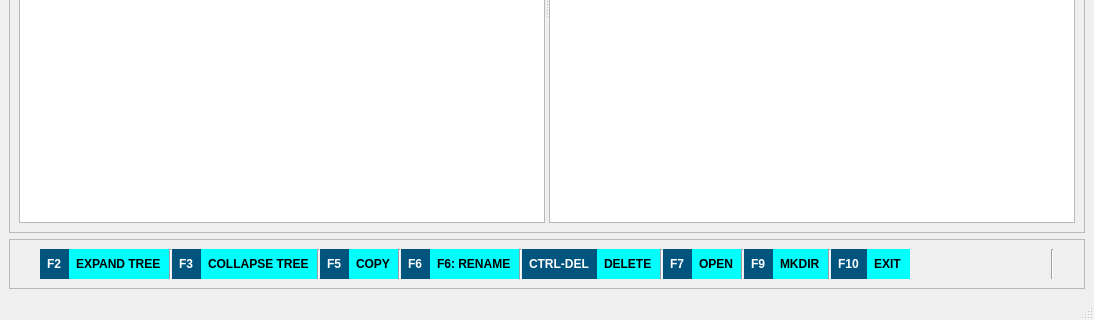
This is mainwindow.ui in vangeytedvg/DenkaCommander as Qt 5 draws it before an edit; both pictures show x 0 to 1094 and y 274 to 594 of the 1094 by 594 pixel window. The edited form follows.
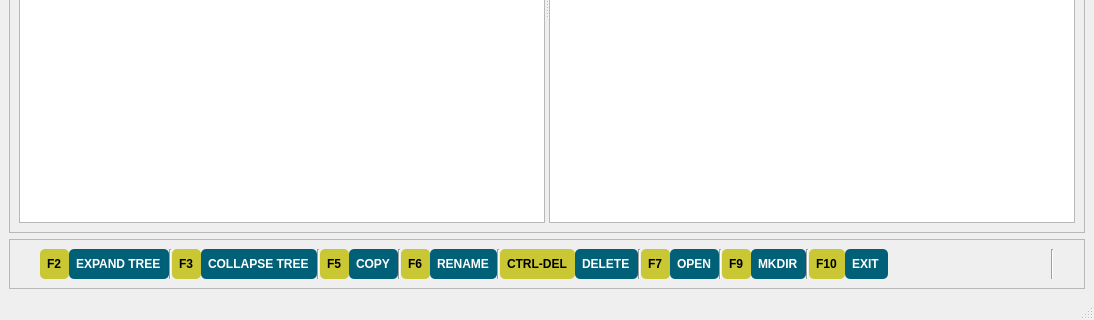
This is the edited form. Icons and pictures are not drawn.

Commit message: Changed F... button styles

```diff
--- a/mainwindow.ui
+++ b/mainwindow.ui
@@ -128,12 +128,13 @@
           </size>
          </property>
          <property name="styleSheet">
-          <string notr="true">color:rgb(255, 255, 255);
-background-color: rgb(0, 85, 127);
+          <string notr="true">color:rgb(0,0,0);
+background-color: #c9c734;
 font: bold;
 border: 0px solid #242322;
 spacing: 0px;
-padding: 4px;</string>
+padding: 4px;
+border-radius:  5px;</string>
          </property>
          <property name="text">
           <string>F2</string>
@@ -143,12 +144,13 @@
        <item>
         <widget class="QLabel" name="label_F2">
          <property name="styleSheet">
-          <string notr="true">color: rgb(0, 0, 0);
-background-color: rgb(0, 255, 255);
+          <string notr="true">color:rgb(255, 255, 255);
+background-color: rgb(0, 96, 120);
 font: bold;
 border: 0px solid #242322;
 spacing: 0px;
-padding: 4px;</string>
+padding: 4px;
+border-radius:  5px;</string>
          </property>
          <property name="text">
           <string>EXPAND TREE</string>
@@ -183,12 +185,13 @@
        <item>
         <widget class="QLabel" name="label_F2_3">
          <property name="styleSheet">
-          <string notr="true">color:rgb(255, 255, 255);
-background-color: rgb(0, 85, 127);
+          <string notr="true">color:rgb(0,0,0);
+background-color: #c9c734;
 font: bold;
 border: 0px solid #242322;
 spacing: 0px;
-padding: 4px;</string>
+padding: 4px;
+border-radius:  5px;</string>
          </property>
          <property name="text">
           <string>F3</string>
@@ -198,13 +201,13 @@
        <item>
         <widget class="QLabel" name="label_F3">
          <property name="styleSheet">
-          <string notr="true">color: rgb(0, 0, 0);
-background-color: rgb(0, 255, 255);
+          <string notr="true">color:rgb(255, 255, 255);
+background-color: rgb(0, 96, 120);
 font: bold;
 border: 0px solid #242322;
 spacing: 0px;
 padding: 4px;
-</string>
+border-radius:  5px;</string>
          </property>
          <property name="text">
           <string>COLLAPSE TREE</string>
@@ -221,12 +224,13 @@
        <item>
         <widget class="QLabel" name="label_F2_4">
          <property name="styleSheet">
-          <string notr="true">color:rgb(255, 255, 255);
-background-color: rgb(0, 85, 127);
+          <string notr="true">color:rgb(0,0,0);
+background-color: #c9c734;
 font: bold;
 border: 0px solid #242322;
 spacing: 0px;
-padding: 4px;</string>
+padding: 4px;
+border-radius:  5px;</string>
          </property>
          <property name="text">
           <string>F5</string>
@@ -236,12 +240,13 @@
        <item>
         <widget class="QLabel" name="label_F5">
          <property name="styleSheet">
-          <string notr="true">color: rgb(0, 0, 0);
-background-color: rgb(0, 255, 255);
+          <string notr="true">color:rgb(255, 255, 255);
+background-color: rgb(0, 96, 120);
 font: bold;
 border: 0px solid #242322;
 spacing: 0px;
-padding: 4px;</string>
+padding: 4px;
+border-radius:  5px;</string>
          </property>
          <property name="text">
           <string>COPY</string>
@@ -258,12 +263,13 @@
        <item>
         <widget class="QLabel" name="label_F2_5">
          <property name="styleSheet">
-          <string notr="true">color:rgb(255, 255, 255);
-background-color: rgb(0, 85, 127);
+          <string notr="true">color:rgb(0,0,0);
+background-color: #c9c734;
 font: bold;
 border: 0px solid #242322;
 spacing: 0px;
-padding: 4px;</string>
+padding: 4px;
+border-radius:  5px;</string>
          </property>
          <property name="text">
           <string>F6</string>
@@ -273,15 +279,16 @@
        <item>
         <widget class="QLabel" name="label_F6">
          <property name="styleSheet">
-          <string notr="true">color: rgb(0, 0, 0);
-background-color: rgb(0, 255, 255);
+          <string notr="true">color:rgb(255, 255, 255);
+background-color: rgb(0, 96, 120);
 font: bold;
 border: 0px solid #242322;
 spacing: 0px;
-padding: 4px;</string>
+padding: 4px;
+border-radius:  5px;</string>
          </property>
          <property name="text">
-          <string>F6: RENAME</string>
+          <string>RENAME</string>
          </property>
         </widget>
        </item>
@@ -295,12 +302,13 @@
        <item>
         <widget class="QLabel" name="label_F2_6">
          <property name="styleSheet">
-          <string notr="true">color:rgb(255, 255, 255);
-background-color: rgb(0, 85, 127);
+          <string notr="true">color:rgb(0,0,0);
+background-color: #c9c734;
 font: bold;
 border: 0px solid #242322;
 spacing: 0px;
-padding: 4px;</string>
+padding: 4px;
+border-radius:  5px;</string>
          </property>
          <property name="text">
           <string>CTRL-DEL</string>
@@ -310,12 +318,13 @@
        <item>
         <widget class="QLabel" name="label_CTRLDEL">
          <property name="styleSheet">
-          <string notr="true">color: rgb(0, 0, 0);
-background-color: rgb(0, 255, 255);
+          <string notr="true">color:rgb(255, 255, 255);
+background-color: rgb(0, 96, 120);
 font: bold;
 border: 0px solid #242322;
 spacing: 0px;
-padding: 4px;</string>
+padding: 4px;
+border-radius:  5px;</string>
          </property>
          <property name="text">
           <string>DELETE</string>
@@ -332,12 +341,13 @@
        <item>
         <widget class="QLabel" name="label_F2_7">
          <property name="styleSheet">
-          <string notr="true">color:rgb(255, 255, 255);
-background-color: rgb(0, 85, 127);
+          <string notr="true">color:rgb(0,0,0);
+background-color: #c9c734;
 font: bold;
 border: 0px solid #242322;
 spacing: 0px;
-padding: 4px;</string>
+padding: 4px;
+border-radius:  5px;</string>
          </property>
          <property name="text">
           <string>F7</string>
@@ -347,12 +357,13 @@
        <item>
         <widget class="QLabel" name="label_F7">
          <property name="styleSheet">
-          <string notr="true">color: rgb(0, 0, 0);
-background-color: rgb(0, 255, 255);
+          <string notr="true">color:rgb(255, 255, 255);
+background-color: rgb(0, 96, 120);
 font: bold;
 border: 0px solid #242322;
 spacing: 0px;
-padding: 4px;</string>
+padding: 4px;
+border-radius:  5px;</string>
          </property>
          <property name="text">
           <string>OPEN</string>
@@ -369,12 +380,13 @@
        <item>
         <widget class="QLabel" name="label_F2_8">
          <property name="styleSheet">
-          <string notr="true">color:rgb(255, 255, 255);
-background-color: rgb(0, 85, 127);
+          <string notr="true">color:rgb(0,0,0);
+background-color: #c9c734;
 font: bold;
 border: 0px solid #242322;
 spacing: 0px;
-padding: 4px;</string>
+padding: 4px;
+border-radius:  5px;</string>
          </property>
          <property name="text">
           <string>F9</string>
@@ -384,12 +396,13 @@
        <item>
         <widget class="QLabel" name="label_F9">
          <property name="styleSheet">
-          <string notr="true">color: rgb(0, 0, 0);
-background-color: rgb(0, 255, 255);
+          <string notr="true">color:rgb(255, 255, 255);
+background-color: rgb(0, 96, 120);
 font: bold;
 border: 0px solid #242322;
 spacing: 0px;
-padding: 4px;</string>
+padding: 4px;
+border-radius:  5px;</string>
          </property>
          <property name="text">
           <string>MKDIR</string>
@@ -406,12 +419,13 @@
        <item>
         <widget class="QLabel" name="label_F2_9">
          <property name="styleSheet">
-          <string notr="true">color:rgb(255, 255, 255);
-background-color: rgb(0, 85, 127);
+          <string notr="true">color:rgb(0,0,0);
+background-color: #c9c734;
 font: bold;
 border: 0px solid #242322;
 spacing: 0px;
-padding: 4px;</string>
+padding: 4px;
+border-radius:  5px;</string>
          </property>
          <property name="text">
           <string>F10</string>
@@ -421,12 +435,13 @@
        <item>
         <widget class="QLabel" name="label">
          <property name="styleSheet">
-          <string notr="true">color: rgb(0, 0, 0);
-background-color: rgb(0, 255, 255);
+          <string notr="true">color:rgb(255, 255, 255);
+background-color: rgb(0, 96, 120);
 font: bold;
 border: 0px solid #242322;
 spacing: 0px;
-padding: 4px;</string>
+padding: 4px;
+border-radius:  5px;</string>
          </property>
          <property name="text">
           <string>EXIT</string>
```
Left out of the diff: 8 changed lines with no effect on the pictures. The commit also changes 2 other files.
